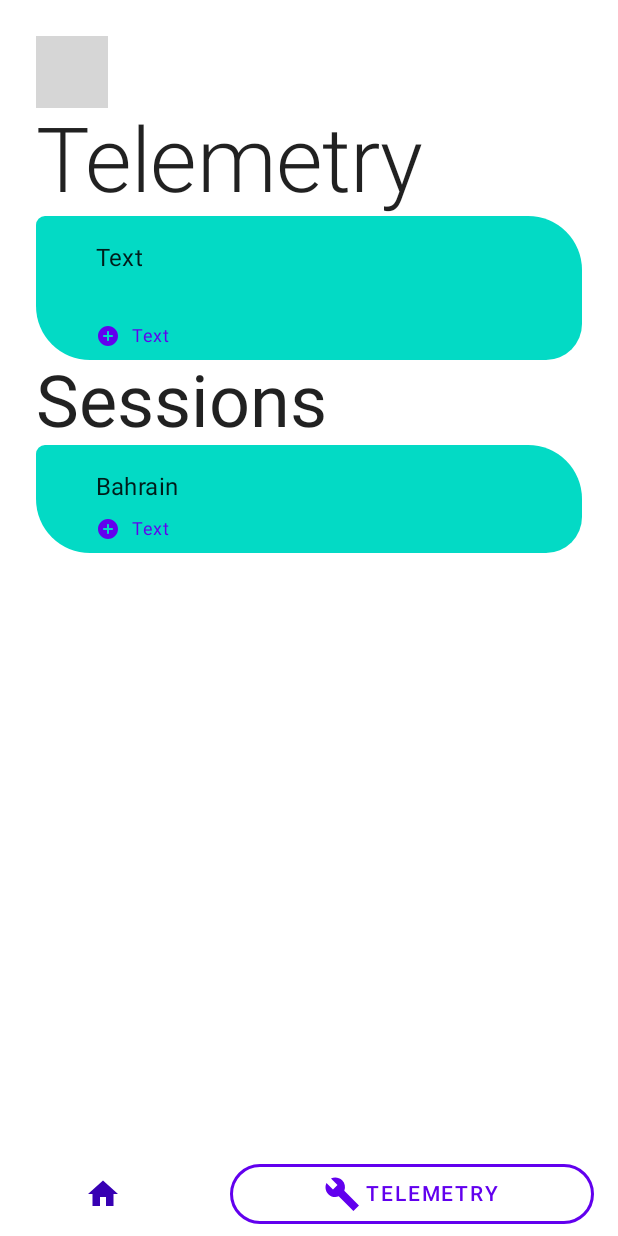
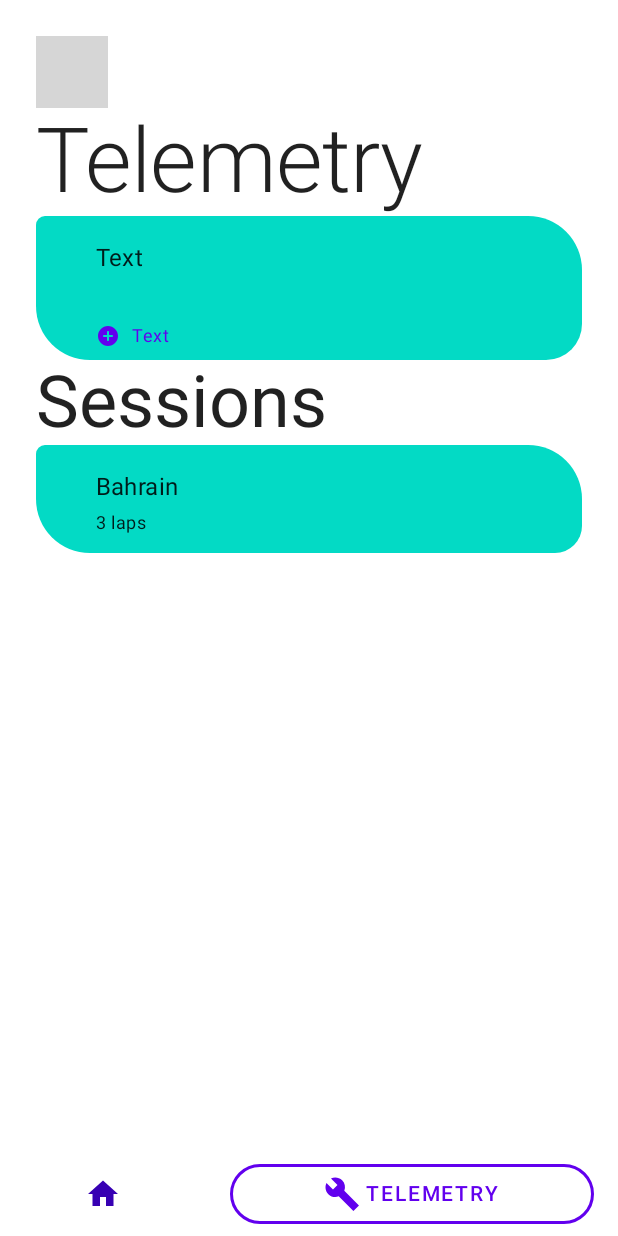
Before and after one commit to jeroenrietveld/f1t-android, an Android app built with Jetpack Compose: the screen it shows after launch (MainActivity), on a phone screen of 412 x 824 dp. Run offline under Robolectric (Android 15) with nearby library versions, the light colour scheme and no system bars; our stand-ins replace accompanist; 2 statements that could not run were skipped; grey boxes are pictures that could not be loaded.

Commit message:
Add telemetry session lap listing

```diff
--- a/app/src/main/AndroidManifest.xml
+++ b/app/src/main/AndroidManifest.xml
@@ -2,8 +2,6 @@
 <manifest xmlns:android="http://schemas.android.com/apk/res/android"
     package="com.example.f1">
 
-    <uses-permission android:name="android.permission.INTERNET" />
-    <uses-permission android:name="android.permission.ACCESS_NETWORK_STATE" />
     <application
         android:allowBackup="true"
         android:icon="@mipmap/ic_launcher"
--- a/app/src/main/java/com/example/f1/model/TelemetrySession.kt
+++ b/app/src/main/java/com/example/f1/model/TelemetrySession.kt
@@ -2,17 +2,81 @@ package com.example.f1.model
 
 import androidx.compose.runtime.Immutable
 
+enum class Sector {
+    ONE,
+    TWO,
+    THREE
+}
+
 @Immutable
-data class TelemetrySession (
+data class TelemetrySession(
     val id: Long,
-    val name: String
+    val name: String,
+    val laps: List<Lap>
+) {
+    private val purpleSector1Lap: Long? by lazy { lapWithFastestSector(Sector.ONE)?.id }
+    private val purpleSector2Lap: Long? by lazy { lapWithFastestSector(Sector.TWO)?.id }
+    private val purpleSector3Lap: Long? by lazy { lapWithFastestSector(Sector.THREE)?.id }
+
+    fun isPurpleSector(lap: Lap, sector: Sector): Boolean {
+        return when (sector) {
+            Sector.ONE -> purpleSector1Lap == lap.id
+            Sector.TWO -> purpleSector2Lap == lap.id
+            Sector.THREE -> purpleSector3Lap == lap.id
+        }
+    }
+
+    private fun lapWithFastestSector(sector: Sector): Lap? {
+        return when (sector) {
+            Sector.ONE -> laps.minByOrNull { it.sector1Time }
+            Sector.TWO -> laps.minByOrNull { it.sector2Time }
+            Sector.THREE -> laps.minByOrNull { it.sector3Time }
+        }
+    }
+}
+
+@Immutable
+data class Lap(
+    val id: Long,
+    val lapTime: Long,
+    val sector1Time: Long,
+    val sector2Time: Long,
+    val sector3Time: Long
 )
 
 // TODO: Store data in DB
 object TelemetrySessionRepo {
     fun getTelemetrySessions(): List<TelemetrySession> = telemetrySessions
+    fun getTelemetrySession(id: Long): TelemetrySession? =
+        telemetrySessions.firstOrNull { it.id == id }
 }
 
 var telemetrySessions = listOf(
-    TelemetrySession(id=1L, name="Bahrain")
+    TelemetrySession(
+        id = 1L,
+        name = "Bahrain",
+        laps = listOf(
+            Lap(
+                id = 1L,
+                lapTime = 90L,
+                sector1Time = 30L,
+                sector2Time = 30L,
+                sector3Time = 30L
+            ),
+            Lap(
+                id = 2L,
+                lapTime = 100L,
+                sector1Time = 25L,
+                sector2Time = 35L,
+                sector3Time = 40L
+            ),
+            Lap(
+                id = 3L,
+                lapTime = 150L,
+                sector1Time = 50L,
+                sector2Time = 50L,
+                sector3Time = 50L
+            )
+        )
+    )
 )
--- a/app/src/main/java/com/example/f1/ui/F1NavGraph.kt
+++ b/app/src/main/java/com/example/f1/ui/F1NavGraph.kt
@@ -5,18 +5,25 @@ import androidx.compose.ui.Modifier
 import androidx.lifecycle.Lifecycle
 import androidx.navigation.NavBackStackEntry
 import androidx.navigation.NavHostController
+import androidx.navigation.NavType
 import androidx.navigation.compose.rememberNavController
 import androidx.navigation.compose.NavHost
 import androidx.navigation.compose.composable
+import androidx.navigation.compose.navArgument
 import androidx.navigation.navigation
+import com.example.f1.ui.MainDestinations.TELEMETRY_ID_KEY
 import com.example.f1.ui.navigation.NavigationSections
 import com.example.f1.ui.navigation.NewTelemetrySession
 import com.example.f1.ui.navigation.addHomeGraph
 import com.example.f1.ui.telemetry.NewSession
+import com.example.f1.ui.telemetry.SessionDetail
 
 object MainDestinations {
     const val HOME_ROUTE = "home"
+    // TODO: Sub route? telemetry_session/new
     const val NEW_TELEMETRY_SESSION_ROUTE = "new_telemetry_session"
+    const val TELEMETRY_SESSION_ROUTE = "telemetry_session"
+    const val TELEMETRY_ID_KEY = "telemetrySessionId"
 }
 
 @Composable
@@ -34,13 +41,38 @@ fun F1NavGraph(
             route = startDestination,
             startDestination = NavigationSections.TELEMETRY.route
         ) {
-            addHomeGraph(navController = navController, modifier = modifier)
+            addHomeGraph(
+                // TODO: Pass onclick lambda instead of navcontroller
+                navController = navController,
+                onClickTelemetrySession = { telemetrySessionId, from ->
+                    if (from.lifecycleIsResumed()) {
+                        navController.navigate("${MainDestinations.TELEMETRY_SESSION_ROUTE}/$telemetrySessionId")
+                    }
+                },
+                modifier = modifier
+            )
         }
 
         composable(
             MainDestinations.NEW_TELEMETRY_SESSION_ROUTE
         ) { backStackEntry ->
             NewSession(
+                upPress = {
+                    navController.navigateUp()
+                }
+            )
+        }
+
+        composable(
+            "${MainDestinations.TELEMETRY_SESSION_ROUTE}/{$TELEMETRY_ID_KEY}",
+            arguments = listOf(navArgument(TELEMETRY_ID_KEY) {
+                type = NavType.LongType
+            })
+        ) { backStackEntry ->
+            val arguments = requireNotNull(backStackEntry.arguments)
+            val telemetrySessionId = arguments.getLong(TELEMETRY_ID_KEY)
+            SessionDetail(
+                telemetrySessionId = telemetrySessionId,
                 upPress = {
                     navController.navigateUp()
                 }
--- a/app/src/main/java/com/example/f1/ui/components/Telemetries.kt
+++ b/app/src/main/java/com/example/f1/ui/components/Telemetries.kt
@@ -12,7 +12,6 @@ import androidx.compose.material.Surface
 import androidx.compose.material.Text
 import androidx.compose.material.icons.Icons
 import androidx.compose.material.icons.filled.Add
-import androidx.compose.material.icons.rounded.AddCircle
 import androidx.compose.runtime.Composable
 import androidx.compose.ui.Alignment
 import androidx.compose.ui.Modifier
@@ -21,39 +20,54 @@ import androidx.compose.ui.tooling.preview.Preview
 import androidx.compose.ui.unit.dp
 import com.example.f1.model.TelemetrySession
 import com.example.f1.model.TelemetrySessionRepo
-import com.example.f1.ui.navigation.Telemetry
 import com.example.f1.ui.theme.F1Theme
 
 @Composable
-fun TelemetrySessions(modifier: Modifier = Modifier) {
+fun TelemetrySessions(modifier: Modifier = Modifier, onClickTelemetrySession: (Long) -> Unit) {
     val telemetrySessions = TelemetrySessionRepo.getTelemetrySessions()
-    TelemetrySessions(modifier = modifier, telemetrySessions = telemetrySessions)
+    TelemetrySessions(
+        modifier = modifier,
+        telemetrySessions = telemetrySessions,
+        onClickTelemetrySession = onClickTelemetrySession
+    )
 }
 
 @Composable
-private fun TelemetrySessions(modifier: Modifier, telemetrySessions: List<TelemetrySession>) {
+private fun TelemetrySessions(
+    modifier: Modifier,
+    telemetrySessions: List<TelemetrySession>,
+    onClickTelemetrySession: (Long) -> Unit
+) {
     Column() {
         Text(text = "Sessions", style = MaterialTheme.typography.h3)
 
         LazyColumn(modifier = modifier) {
             items(telemetrySessions) { session ->
-                TelemetrySessionItem(modifier = Modifier.height(72.dp), session = session)
+                TelemetrySessionItem(
+                    modifier = Modifier.height(72.dp),
+                    session = session,
+                    onClickTelemetrySession = onClickTelemetrySession
+                )
             }
         }
     }
 }
 
 @Composable
-private fun TelemetrySessionItem(modifier: Modifier = Modifier, session: TelemetrySession) {
+private fun TelemetrySessionItem(
+    session: TelemetrySession,
+    onClickTelemetrySession: (Long) -> Unit,
+    modifier: Modifier = Modifier
+) {
     Surface(
         elevation = 0.dp,
         shape = RoundedCornerShape(
-            topStart = 6.dp, topEnd = 36.dp, bottomStart = 36.dp, bottomEnd = 24.dp
+            topStart = 6.dp, topEnd = 36.dp, bottomStart = 36.dp, bottomEnd = 18.dp
         ),
         modifier = modifier,
         color = MaterialTheme.colors.secondary
     ) {
-        Row(modifier = modifier.clickable(onClick = {})) {
+        Row(modifier = modifier.clickable(onClick = { onClickTelemetrySession(session.id) })) {
             Icon(
                 imageVector = Icons.Default.Add,
                 tint = MaterialTheme.colors.secondary,
@@ -77,21 +91,30 @@ private fun TelemetrySessionItem(modifier: Modifier = Modifier, session: Telemet
                         .padding(bottom = 4.dp)
                 )
                 Row(verticalAlignment = Alignment.CenterVertically) {
-                    Icon(
-                        imageVector = Icons.Rounded.AddCircle,
-                        tint = MaterialTheme.colors.primary,
-                        contentDescription = null,
-                        modifier = Modifier.size(16.dp)
+                    Text(
+                        text = "${session.laps.size} laps",
+                        style = MaterialTheme.typography.caption,
+                        maxLines = 2,
+                        overflow = TextOverflow.Ellipsis,
+                        modifier = Modifier
+                            .weight(1f)
+                            .padding(bottom = 4.dp)
                     )
-                    Text(
-                        text = "Text",
-                        color = MaterialTheme.colors.primary,
-                        style = MaterialTheme.typography.caption,
-                        modifier = Modifier
-                            .padding(start = 8.dp)
-                            .weight(1f)
-                            .wrapContentWidth(Alignment.Start)
-                    )
+//                    Icon(
+//                        imageVector = Icons.Rounded.AddCircle,
+//                        tint = MaterialTheme.colors.primary,
+//                        contentDescription = null,
+//                        modifier = Modifier.size(16.dp)
+//                    )
+//                    Text(
+//                        text = "Text",
+//                        color = MaterialTheme.colors.primary,
+//                        style = MaterialTheme.typography.caption,
+//                        modifier = Modifier
+//                            .padding(start = 8.dp)
+//                            .weight(1f)
+////                            .wrapContentWidth(Alignment.Start)
+//                    )
                 }
             }
         }
@@ -103,6 +126,6 @@ private fun TelemetrySessionItem(modifier: Modifier = Modifier, session: Telemet
 @Composable
 fun TelemetryPreview() {
     F1Theme {
-        TelemetrySessions()
+        TelemetrySessions(onClickTelemetrySession = {})
     }
 }
--- a/app/src/main/java/com/example/f1/ui/navigation/Navigation.kt
+++ b/app/src/main/java/com/example/f1/ui/navigation/Navigation.kt
@@ -14,8 +14,6 @@ import androidx.compose.foundation.shape.RoundedCornerShape
 import androidx.compose.material.*
 import androidx.compose.material.icons.Icons
 import androidx.compose.material.icons.filled.Home
-import androidx.compose.material.icons.filled.List
-import androidx.compose.material.icons.filled.Settings
 import androidx.compose.material.icons.sharp.Build
 import androidx.compose.runtime.Composable
 import androidx.compose.runtime.LaunchedEffect
@@ -62,6 +60,7 @@ enum class NavigationSections(
 
 fun NavGraphBuilder.addHomeGraph(
     navController: NavController,
+    onClickTelemetrySession: (Long, NavBackStackEntry) -> Unit,
     modifier: Modifier = Modifier
 ) {
     composable(NavigationSections.HOME.route) { from ->
@@ -69,10 +68,12 @@ fun NavGraphBuilder.addHomeGraph(
     }
     composable(NavigationSections.TELEMETRY.route) { from ->
         Telemetry(
+            // TODO: consistency in Session/TelemetrySession use
             onClickNewSession = {
                 navController.navigate(MainDestinations.NEW_TELEMETRY_SESSION_ROUTE)
             },
-            modifier
+            onClickTelemetrySession = { id -> onClickTelemetrySession(id, from) },
+            modifier = modifier
         )
     }
 }
--- a/app/src/main/java/com/example/f1/ui/navigation/Telemetry.kt
+++ b/app/src/main/java/com/example/f1/ui/navigation/Telemetry.kt
@@ -9,21 +9,22 @@ import androidx.compose.material.icons.Icons
 import androidx.compose.material.icons.filled.Add
 import androidx.compose.material.icons.rounded.AddCircle
 import androidx.compose.runtime.Composable
-import androidx.compose.runtime.compositionLocalOf
 import androidx.compose.ui.Alignment
 import androidx.compose.ui.Modifier
 import androidx.compose.ui.graphics.Shape
 import androidx.compose.ui.text.style.TextOverflow
 import androidx.compose.ui.tooling.preview.Preview
 import androidx.compose.ui.unit.dp
-import androidx.navigation.NavController
-import com.example.f1.ui.MainDestinations
 import com.example.f1.ui.components.TelemetrySessions
 import com.example.f1.ui.theme.F1Theme
 import com.google.accompanist.insets.statusBarsHeight
 
 @Composable
-fun Telemetry(onClickNewSession: () -> Unit, modifier: Modifier = Modifier) {
+fun Telemetry(
+    onClickNewSession: () -> Unit,
+    onClickTelemetrySession: (Long) -> Unit,
+    modifier: Modifier = Modifier
+) {
     Surface(modifier = modifier.fillMaxSize()) {
         Column(modifier = Modifier.padding(24.dp)) {
             Spacer(Modifier.statusBarsHeight(additional = 24.dp))
@@ -34,7 +35,7 @@ fun Telemetry(onClickNewSession: () -> Unit, modifier: Modifier = Modifier) {
                 modifier = Modifier.height(96.dp)
             )
 
-            TelemetrySessions()
+            TelemetrySessions(onClickTelemetrySession = onClickTelemetrySession)
         }
     }
 }
@@ -108,6 +109,6 @@ fun NewTelemetrySession(
 @Composable
 fun TelemetryPreview() {
     F1Theme {
-        Telemetry(onClickNewSession = { })
+        Telemetry(onClickNewSession = {}, onClickTelemetrySession = {})
     }
 }
--- a/app/src/main/res/values/strings.xml
+++ b/app/src/main/res/values/strings.xml
@@ -5,4 +5,5 @@
     <string name="navigation_settings">Settings</string>
     <string name="navigation_telemetry">Telemetry</string>
     <string name="label_back">Back</string>
+    <string name="resource_not_found">Resource not found</string>
 </resources>
```
Also changed, not shown: app/src/main/java/com/example/f1/ui/components/Up.kt (added, +37 -0 lines), app/src/main/java/com/example/f1/ui/telemetry/NewSession.kt (+3 -33 lines), app/src/main/java/com/example/f1/ui/telemetry/NewSessionViewModel.kt (+9 -7 lines), app/src/main/java/com/example/f1/ui/telemetry/SessionDetail.kt (added, +171 -0 lines).
